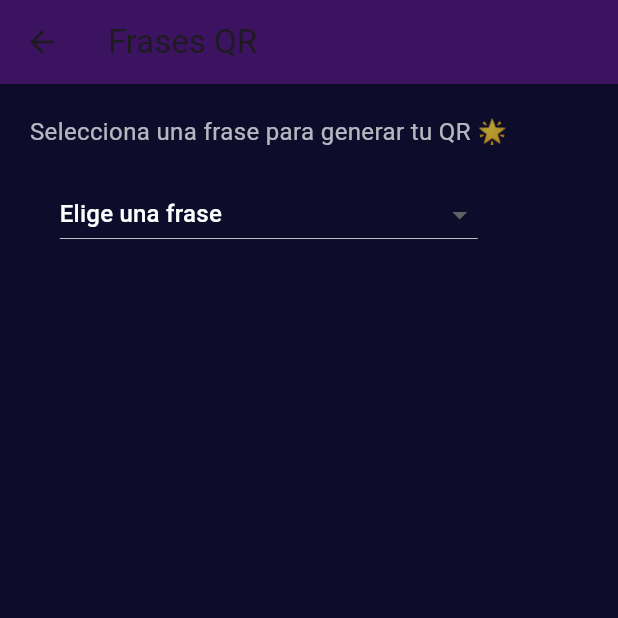
After one commit to jessicacunalata29/flutter, a Flutter app: the HomeScreen screen opened directly, after a tap on "Frases motivacionales + QR ✨", on a phone screen of 412 x 824 dp, the top half of it. The commit adds this screen. Run offline on Flutter 3.47's test engine with Material 3 defaults, Android fonts, the phone set to English and light mode, and no system bars; our stand-ins replace gallery_saver, image_picker, qr_flutter; missing offline and left inert: mobile_scanner.

Commit message:
Falta localizador

```diff
--- a/lib/src/pantallas/home_screen.dart
+++ b/lib/src/pantallas/home_screen.dart
@@ -2,6 +2,7 @@ import 'package:flutter/material.dart';
 import 'package:ejemplo/src/pantallas/camara_page.dart';
 import 'package:ejemplo/src/pantallas/gps_page.dart';
 import 'package:ejemplo/src/pantallas/qr_page.dart';
+import 'package:ejemplo/src/pantallas/qr_frases_page.dart';
 
 class HomeScreen extends StatelessWidget {
   const HomeScreen({super.key});
@@ -42,7 +43,7 @@ class HomeScreen extends StatelessWidget {
           _tarjetaAccion(
             context,
             icon: Icons.edit,
-            texto: "Nuevo pensamiento",
+            texto: "Nuevo pensamiento ✍️",
             colores: [Color(0xFFFF6666), Color(0xFFFFB6C1)],
             onTap: () {},
           ),
@@ -75,9 +76,22 @@ class HomeScreen extends StatelessWidget {
 
           _tarjetaAccion(
             context,
+            icon: Icons.favorite,
+            texto: "Frases motivacionales + QR ✨",
+            colores: [Color(0xFFFF6666), Color(0xFFFFB6C1)],
+            onTap: () {
+              Navigator.push(
+                context,
+                MaterialPageRoute(builder: (_) => const FrasesQRPage()),
+              );
+            },
+          ),
+
+          _tarjetaAccion(
+            context,
             icon: Icons.qr_code_scanner,
-            texto: "Escanear frase motivacional QR ✨",
-            colores: [Color(0xFFFF6666), Color(0xFFFFB6C1)],
+            texto: "Escanear QR inspirador 🧠",
+            colores: [Color(0xFF6D1B7B), Color(0xFF3C1361)],
             onTap: () {
               Navigator.push(
                 context,
--- /dev/null
+++ b/lib/src/pantallas/qr_frases_page.dart
@@ -0,0 +1,137 @@
+import 'dart:typed_data';
+import 'dart:ui' as ui;
+import 'package:flutter/material.dart';
+import 'package:qr_flutter/qr_flutter.dart';
+import 'package:path_provider/path_provider.dart';
+import 'package:gallery_saver/gallery_saver.dart';
+import 'dart:io';
+import 'package:flutter/rendering.dart';
+
+class FrasesQRPage extends StatefulWidget {
+  const FrasesQRPage({super.key});
+
+  @override
+  State<FrasesQRPage> createState() => _FrasesQRPageState();
+}
+
+class _FrasesQRPageState extends State<FrasesQRPage> {
+  final Map<String, String> frases = {
+    "Cree en ti y todo será posible ✨":
+        "Cree en ti, porque cada paso que das te acerca a tus sueños. La confianza en ti mismo es la base para lograr grandes cosas.",
+    "Un día a la vez 🌿":
+        "Toma cada día como una nueva oportunidad para mejorar y crecer. La vida no se vive toda a la vez, sino paso a paso.",
+    "Tu historia recién empieza 📖":
+        "Nunca es tarde para comenzar de nuevo. Tu historia está llena de capítulos por escribir, y lo mejor aún está por llegar.",
+    "Lo que sueñas, lo logras 💫":
+        "Los sueños son el inicio de las grandes realidades. Trabaja con pasión y dedicación, y verás cómo tus metas se hacen posibles.",
+    "Eres más fuerte de lo que crees 💜":
+        "En los momentos difíciles es donde descubres tu verdadera fuerza. Nunca subestimes tu capacidad para superar retos.",
+  };
+
+  String? fraseActual;
+
+  final GlobalKey qrKey = GlobalKey();
+
+  Future<void> _guardarQR() async {
+    try {
+      RenderRepaintBoundary boundary =
+          qrKey.currentContext!.findRenderObject() as RenderRepaintBoundary;
+
+      ui.Image image = await boundary.toImage(pixelRatio: 3.0);
+      ByteData? byteData = await image.toByteData(
+        format: ui.ImageByteFormat.png,
+      );
+      Uint8List pngBytes = byteData!.buffer.asUint8List();
+
+      final directory = await getTemporaryDirectory();
+      final filePath = "${directory.path}/qr_image.png";
+      final file = File(filePath);
+      await file.writeAsBytes(pngBytes);
+
+      await GallerySaver.saveImage(file.path);
+      ScaffoldMessenger.of(context).showSnackBar(
+        const SnackBar(content: Text("✅ QR guardado en tu galería")),
+      );
+    } catch (e) {
+      ScaffoldMessenger.of(
+        context,
+      ).showSnackBar(SnackBar(content: Text("❌ Error al guardar: $e")));
+    }
+  }
+
+  @override
+  Widget build(BuildContext context) {
+    return Scaffold(
+      appBar: AppBar(
+        title: const Text("Frases QR"),
+        backgroundColor: const Color(0xFF3C1361),
+      ),
+      backgroundColor: const Color(0xFF0D0C2B),
+      body: Padding(
+        padding: const EdgeInsets.all(20),
+        child: Column(
+          children: [
+            const Text(
+              "Selecciona una frase para generar tu QR 🌟",
+              style: TextStyle(color: Colors.white70, fontSize: 16),
+              textAlign: TextAlign.center,
+            ),
+            const SizedBox(height: 20),
+
+            DropdownButton<String>(
+              hint: const Text(
+                "Elige una frase",
+                style: TextStyle(color: Colors.white),
+              ),
+              value: fraseActual,
+              dropdownColor: const Color(0xFF3C1361),
+              items: frases.keys.map((String frase) {
+                return DropdownMenuItem(
+                  value: frase,
+                  child: Text(
+                    frase,
+                    style: const TextStyle(color: Colors.white),
+                  ),
+                );
+              }).toList(),
+              onChanged: (value) {
+                setState(() => fraseActual = value);
+              },
+            ),
+            const SizedBox(height: 30),
+
+            if (fraseActual != null) ...[
+              RepaintBoundary(
+                key: qrKey,
+                child: QrImageView(
+                  data: frases[fraseActual]!,
+                  size: 200,
+                  backgroundColor: Colors.white,
+                ),
+              ),
+              const SizedBox(height: 15),
+
+              Text(
+                fraseActual!,
+                style: const TextStyle(color: Colors.white, fontSize: 18),
+                textAlign: TextAlign.center,
+              ),
+
+              const SizedBox(height: 20),
+
+              ElevatedButton.icon(
+                onPressed: _guardarQR,
+                icon: const Icon(Icons.save),
+                label: const Text("Guardar QR"),
+                style: ElevatedButton.styleFrom(
+                  backgroundColor: Color(0xFF3C1361),
+                  foregroundColor: Colors.white,
+                ),
+              ),
+            ],
+          ],
+        ),
+      ),
+    );
+  }
+}
--- a/pubspec.yaml
+++ b/pubspec.yaml
@@ -35,7 +35,11 @@ dependencies:
 
   animated_background: ^2.0.0
   geolocator: ^10.0.0
-  qr_code_scanner: ^1.0.1
+  mobile_scanner: ^3.5.5
+  qr_flutter: ^4.1.0
+  gallery_saver: ^2.3.2
+  path_provider: ^2.1.2
+
   image_picker: ^1.2.0
 
   # The following adds the Cupertino Icons font to your application.
```
Also changed, not shown: lib/src/pantallas/gps_page.dart (+27 -12 lines), lib/src/pantallas/qr_page.dart (+26 -13 lines), pubspec.lock, 1 other file.
